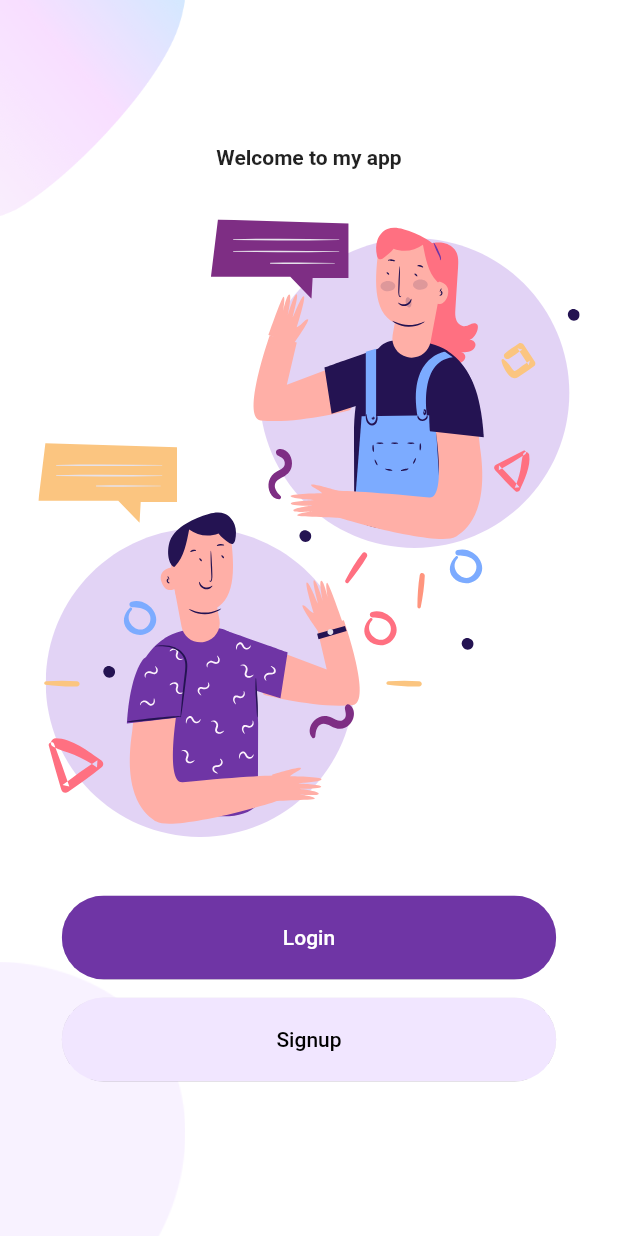
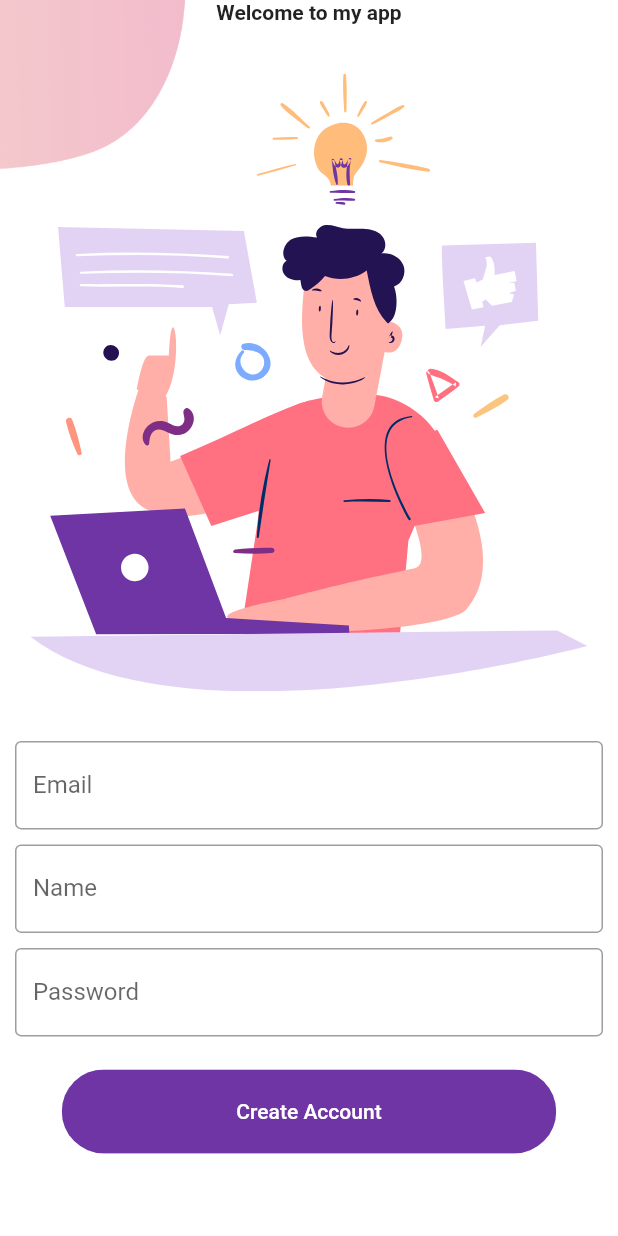
Before and after one commit to rohancs95/Flutter-Login-Sample, a Flutter app: the screen it shows after launch, after a tap on "Signup", on a phone screen of 412 x 824 dp. Run offline on Flutter 3.47's test engine with Material 2 defaults, Android fonts, the phone set to English and light mode, and no system bars; our stand-ins replace flutter_svg.

Commit message:
added signup

```diff
--- a/lib/Screens/Login/components/body.dart
+++ b/lib/Screens/Login/components/body.dart
@@ -2,8 +2,6 @@ import 'package:flutter/material.dart';
 import 'package:flutter_svg/flutter_svg.dart';
 import 'package:my_app/Screens/Login/components/login_form.dart';
 import 'package:my_app/Screens/Welcome/components/background.dart';
-import 'package:my_app/Components/rounded_button.dart';
-import 'package:my_app/constants.dart';
 
 class Body extends StatelessWidget {
   const Body({Key? key}) : super(key: key);
@@ -12,6 +10,7 @@ class Body extends StatelessWidget {
   Widget build(BuildContext context) {
     Size size = MediaQuery.of(context).size;
     return SingleChildScrollView(
+      reverse: true,
       child: Background(
           child: Column(
               mainAxisAlignment: MainAxisAlignment.center,
--- /dev/null
+++ b/lib/Screens/Signup/components/background.dart
@@ -0,0 +1,24 @@
+import 'package:flutter/material.dart';
+
+class Background extends StatelessWidget {
+  final Widget child;
+  const Background({Key? key, required this.child}) : super(key: key);
+
+  @override
+  Widget build(BuildContext context) {
+    Size size = MediaQuery.of(context).size;
+    return SizedBox(
+      width: double.infinity,
+      child: Stack(alignment: Alignment.center, children: <Widget>[
+        Positioned(
+            top: 0,
+            left: 0,
+            child: Image.asset(
+              "assets/images/signup_top.png",
+              width: size.width * 0.3,
+            )),
+        child // how child is passed to the component
+      ]),
+    );
+  }
+}
--- /dev/null
+++ b/lib/Screens/Signup/components/body.dart
@@ -0,0 +1,29 @@
+import 'package:flutter/material.dart';
+import 'package:flutter_svg/flutter_svg.dart';
+import 'package:my_app/Screens/Signup/components/signup_form.dart';
+import 'package:my_app/Screens/Signup/components/background.dart';
+
+class Body extends StatelessWidget {
+  const Body({Key? key}) : super(key: key);
+
+  @override
+  Widget build(BuildContext context) {
+    Size size = MediaQuery.of(context).size;
+    return SingleChildScrollView(
+        reverse: true,
+        child: Background(
+            child: Column(
+                mainAxisAlignment: MainAxisAlignment.center,
+                children: <Widget>[
+              const Text("Welcome to my app",
+                  style: TextStyle(fontWeight: FontWeight.bold)),
+              SizedBox(height: size.height * 0.04),
+              SvgPicture.asset(
+                "assets/icons/signup.svg",
+                height: size.height * 0.5,
+              ),
+              SizedBox(height: size.height * 0.04),
+              SignupForm(),
+            ])));
+  }
+}
--- /dev/null
+++ b/lib/Screens/Signup/components/signup_form.dart
@@ -0,0 +1,85 @@
+import 'package:flutter/material.dart';
+import 'package:my_app/Components/rounded_button.dart';
+
+class SignupForm extends StatefulWidget {
+  const SignupForm({Key? key}) : super(key: key);
+
+  @override
+  _SignupFormState createState() => _SignupFormState();
+}
+
+class _SignupFormState extends State<SignupForm> {
+  final _formKey = GlobalKey<FormState>();
+
+  @override
+  Widget build(BuildContext context) {
+    return Padding(
+        padding: EdgeInsets.symmetric(horizontal: 10),
+        child: Form(
+            key: _formKey,
+            child: Column(
+              children: <Widget>[
+                TextFormField(
+                  // The validator receives the text that the user has entered.
+                  decoration: const InputDecoration(
+                    border: OutlineInputBorder(),
+                    labelText: 'Email',
+                  ),
+                  validator: (value) {
+                    if (value == null || value.isEmpty) {
+                      return 'Please enter email';
+                    }
+                    return null;
+                  },
+                ),
+                const SizedBox(
+                  height: 10,
+                ),
+                TextFormField(
+                  // The validator receives the text that the user has entered.
+                  decoration: const InputDecoration(
+                    border: OutlineInputBorder(),
+                    labelText: 'Name',
+                  ),
+                  validator: (value) {
+                    if (value == null || value.isEmpty) {
+                      return 'Please enter Name';
+                    }
+                    return null;
+                  },
+                ),
+                const SizedBox(
+                  height: 10,
+                ),
+                TextFormField(
+                  // The validator receives the text that the user has entered.
+                  obscureText: true,
+                  decoration: const InputDecoration(
+                    border: OutlineInputBorder(),
+                    labelText: 'Password',
+                  ),
+                  validator: (value) {
+                    if (value == null || value.isEmpty) {
+                      return 'Please enter password';
+                    }
+                    return null;
+                  },
+                ),
+                Padding(
+                    padding: const EdgeInsets.symmetric(vertical: 16.0),
+                    child: RoundedButton(
+                      press: () {
+                        if (_formKey.currentState!.validate()) {
+                          // If the form is valid, display a snackbar. In the real world,
+                          // you'd often call a server or save the information in a database.
+                          ScaffoldMessenger.of(context).showSnackBar(
+                            const SnackBar(content: Text('Processing Data')),
+                          );
+                        }
+                      },
+                      text: 'Create Account',
+                    )),
+              ],
+            )));
+  }
+}
--- /dev/null
+++ b/lib/Screens/Signup/signup_screen.dart
@@ -0,0 +1,14 @@
+import 'package:flutter/material.dart';
+import 'package:my_app/Screens/Signup/components/body.dart';
+
+class SignupScreen extends StatelessWidget {
+  const SignupScreen({Key? key}) : super(key: key);
+
+  @override
+  Widget build(BuildContext context) {
+    return const Scaffold(
+        body: SafeArea(
+      child: Body(),
+    ));
+  }
+}
--- a/lib/Screens/Welcome/components/body.dart
+++ b/lib/Screens/Welcome/components/body.dart
@@ -1,5 +1,6 @@
 import 'package:flutter/material.dart';
 import 'package:flutter_svg/flutter_svg.dart';
+import 'package:my_app/Screens/Signup/signup_screen.dart';
 import 'package:my_app/Screens/Welcome/components/background.dart';
 import 'package:my_app/Components/rounded_button.dart';
 import 'package:my_app/constants.dart';
@@ -27,7 +28,6 @@ class Body extends StatelessWidget {
             SizedBox(height: size.height * 0.04),
             RoundedButton(
               press: () {
-                print("Hello");
                 Navigator.push(
                     context,
                     MaterialPageRoute(
@@ -36,7 +36,12 @@ class Body extends StatelessWidget {
               text: 'Login',
             ),
             RoundedButton(
-                press: () => {},
+                press: () => {
+                      Navigator.push(
+                          context,
+                          MaterialPageRoute(
+                              builder: (context) => const SignupScreen()))
+                    },
                 text: 'Signup',
                 textColor: Colors.black,
                 color: kPrimaryLightColor)
```
